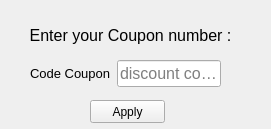
Above: applycode.ui from ShadiMi/Group27_hApp_project before the change. Below: the same form after it.
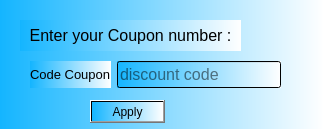
That is the form after the change.

What changed in the file:
```diff
--- a/applycode.ui
+++ b/applycode.ui
@@ -6,13 +6,16 @@
    <rect>
     <x>0</x>
     <y>0</y>
-    <width>271</width>
+    <width>324</width>
     <height>129</height>
    </rect>
   </property>
   <property name="windowTitle">
    <string>applycode</string>
   </property>
+  <property name="styleSheet">
+   <string notr="true">background:qlineargradient(spread:pad, x1:0, y1:0, x2:1, y2:0, stop:0 rgb(20, 181, 255), stop:1 rgb(255, 255, 255, 255))</string>
+  </property>
   <widget class="QLabel" name="label">
    <property name="geometry">
     <rect>
@@ -27,6 +30,9 @@
      <pointsize>10</pointsize>
     </font>
    </property>
+   <property name="styleSheet">
+    <string notr="true">background:setAttribute(Qt::WA_TranslucentBackground)</string>
+   </property>
    <property name="text">
     <string>&lt;html&gt;&lt;head/&gt;&lt;body&gt;&lt;p align=&quot;center&quot;&gt;&lt;span style=&quot; font-size:12pt;&quot;&gt;Enter your Coupon number :&lt;/span&gt;&lt;/p&gt;&lt;/body&gt;&lt;/html&gt;</string>
    </property>
@@ -48,31 +54,37 @@
    <property name="geometry">
     <rect>
      <x>30</x>
-     <y>60</y>
-     <width>191</width>
-     <height>31</height>
+     <y>61</y>
+     <width>251</width>
+     <height>27</height>
     </rect>
    </property>
-   <layout class="QFormLayout" name="formLayout">
-    <item row="0" column="0">
+   <layout class="QHBoxLayout" name="horizontalLayout">
+    <item>
      <widget class="QLabel" name="codecoupon">
       <property name="font">
        <font>
         <pointsize>10</pointsize>
        </font>
       </property>
+      <property name="styleSheet">
+       <string notr="true">background:setAttribute(Qt::WA_TranslucentBackground)</string>
+      </property>
       <property name="text">
        <string>Code Coupon</string>
       </property>
      </widget>
     </item>
-    <item row="0" column="1">
+    <item>
      <widget class="QLineEdit" name="lineEdit">
       <property name="font">
        <font>
         <pointsize>12</pointsize>
        </font>
       </property>
+      <property name="styleSheet">
+       <string notr="true">background:setAttribute(Qt::WA_TranslucentBackground)</string>
+      </property>
       <property name="placeholderText">
        <string>discount code</string>
       </property>
```
